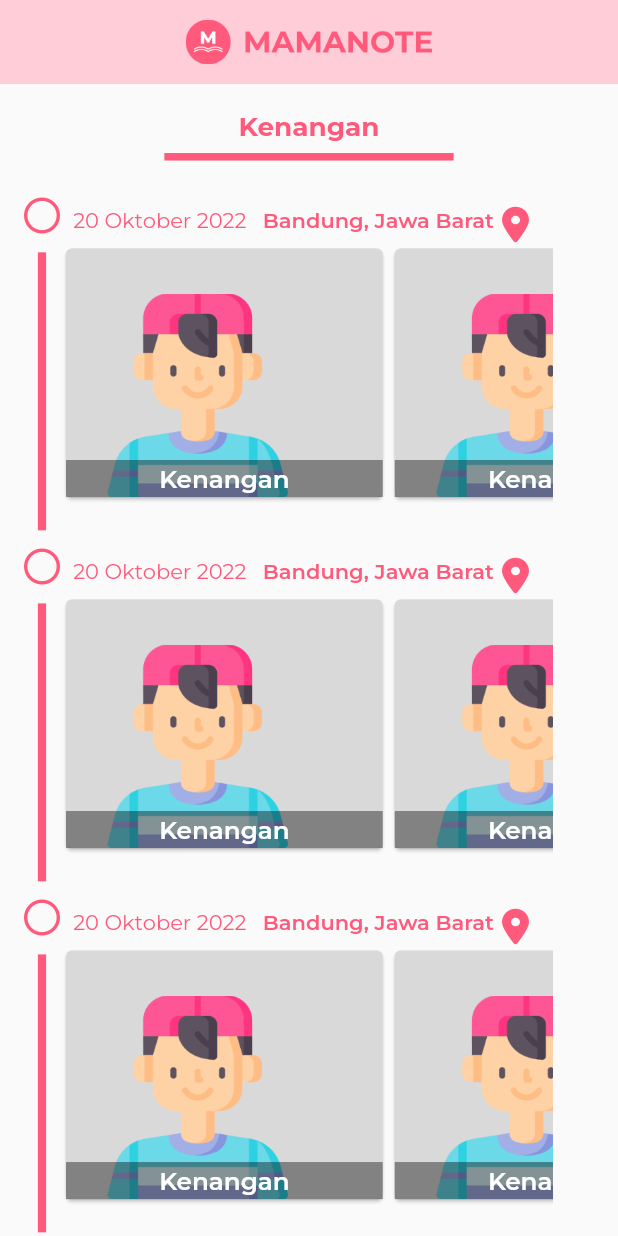
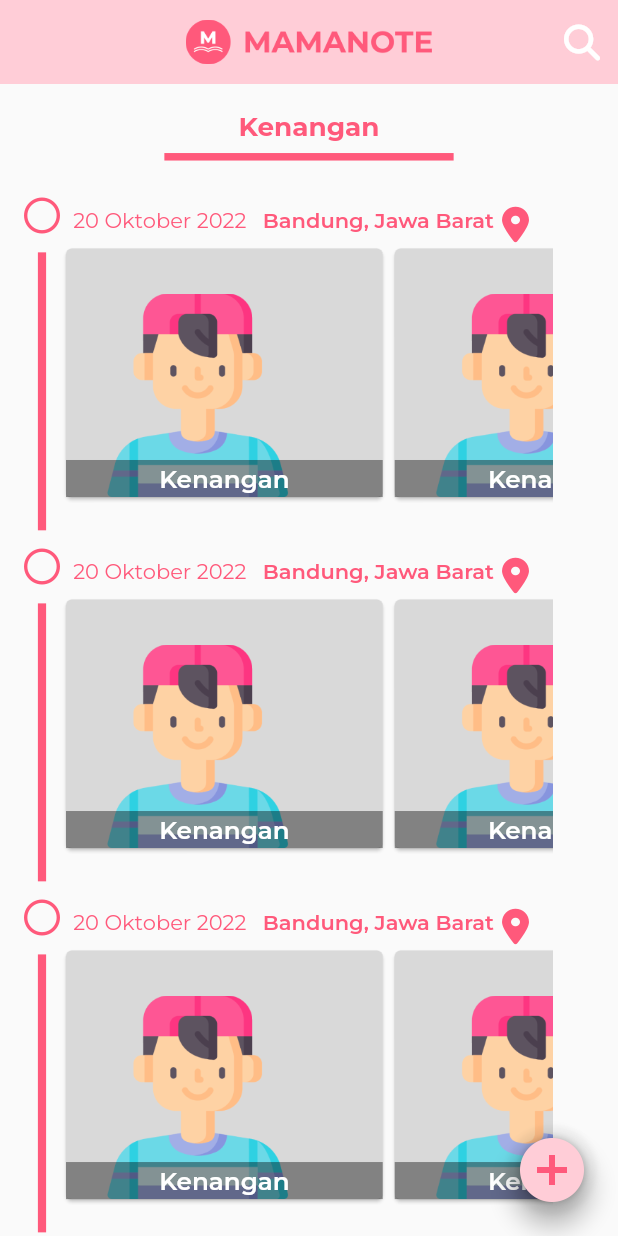
Before and after one commit to kfahmi77/mamanotes, a Flutter app: the KenanganView screen opened by its route, on a phone screen of 412 x 824 dp. Run offline on Flutter 3.47's test engine with Material 2 defaults, Android fonts, the phone set to English and light mode, and no system bars; our stand-ins replace cloud_firestore, firebase_auth, firebase_core, firebase_storage, flutter_screenutil, font_awesome_flutter and 4 more; accounts and stored records are empty.

Commit message:
refactoring gambar appbar dan juga membetulkan menu kenangan

```diff
--- /dev/null
+++ b/lib/app/data/common/widget/title_image_appbar.dart
@@ -0,0 +1,12 @@
+import 'package:flutter/material.dart';
+import 'package:flutter_screenutil/flutter_screenutil.dart';
+
+class BuildLogoWidget extends StatelessWidget {
+  const BuildLogoWidget({super.key});
+
+  @override
+  Widget build(BuildContext context) {
+    return Image.asset('assets/images/logo_mamanote.png',
+        fit: BoxFit.contain, width: 150.w);
+  }
+}
--- a/lib/app/modules/kenangan/views/kenangan_view.dart
+++ b/lib/app/modules/kenangan/views/kenangan_view.dart
@@ -4,81 +4,28 @@ import 'package:font_awesome_flutter/font_awesome_flutter.dart';
 
 import 'package:get/get.dart';
 import 'package:mamanotes/app/data/common/style.dart';
+import 'package:mamanotes/app/data/common/widget/title_image_appbar.dart';
 
 import '../controllers/kenangan_controller.dart';
 
-class MenuItem {
-  final String title;
-  final String date;
-  final String image;
-
-  MenuItem({required this.title, required this.date, required this.image});
-}
-
 class KenanganView extends GetView<KenanganController> {
   KenanganView({Key? key}) : super(key: key);
-  final List<MenuItem> menuItems = [
-    MenuItem(
-      title: 'Menu Item 1',
-      date: '27 April 2023',
-      image: 'assets/images/menu_item_1.png',
-    ),
-    MenuItem(
-      title: 'Menu Item 2',
-      date: '28 April 2023',
-      image: 'assets/images/menu_item_2.png',
-    ),
-    MenuItem(
-      title: 'Menu Item 3',
-      date: '29 April 2023',
-      image: 'assets/images/menu_item_3.png',
-    ),
-    MenuItem(
-      title: 'Menu Item 4',
-      date: '30 April 2023',
-      image: 'assets/images/menu_item_4.png',
-    ),
-    MenuItem(
-      title: 'Menu Item 5',
-      date: '1 Mei 2023',
-      image: 'assets/images/menu_item_5.png',
-    ),
-  ];
 
-  final List<Map<String, dynamic>> timelineData = [
-    {
-      'title': 'Pesanan Diterima',
-      'date': '25 Apr 2023',
-      'icon': Icons.check,
-      'color': Colors.green,
-    },
-    {
-      'title': 'Sedang Dikirim',
-      'date': '26 Apr 2023',
-      'icon': Icons.local_shipping,
-      'color': Colors.grey[400],
-    },
-    {
-      'title': 'Diterima',
-      'date': '27 Apr 2023',
-      'icon': Icons.home,
-      'color': Colors.grey[400],
-    },
-  ];
+  final _isSearchVisible = false.obs;
 
   @override
   Widget build(BuildContext context) {
+    Get.put(KenanganController(), permanent: true);
     return Scaffold(
       appBar: AppBar(
-          title: Image.asset(
-            "assets/images/logo_mamanote.png",
-            width: 150.w,
-            fit: BoxFit.cover,
-          ),
+        title: Obx(() => _isSearchVisible.value
+            ? _buildSearchField()
+            : const BuildLogoWidget()),
         automaticallyImplyLeading: false,
         backgroundColor: background,
         elevation: 0,
         centerTitle: true,
+        actions: _buildActions(),
       ),
       body: Column(
         children: [
@@ -102,9 +49,8 @@ class KenanganView extends GetView<KenanganController> {
                   itemBuilder: (BuildContext context, int index) {
                     return Row(
                       children: [
-                          Padding(
-                            padding: const EdgeInsetsDirectional.fromSTEB(
-                                16, 0, 0, 0),
+                        const Padding(
+                          padding: EdgeInsetsDirectional.fromSTEB(16, 0, 0, 0),
                         ),
                         Column(
                           mainAxisAlignment: MainAxisAlignment.spaceAround,
@@ -123,11 +69,19 @@ class KenanganView extends GetView<KenanganController> {
                             SizedBox(
                               height: 10.h,
                             ),
-                              Container(
+                            //ganti panjang data dari firebase
+                            index == 29
+                                ? Container(
+                                    height: 150.h,
+                                    width: 5.w,
+                                    decoration: const BoxDecoration(
+                                        color: Colors.transparent),
+                                  )
+                                : Container(
                                     height: 150.h,
                                     width: 5.w,
                                     decoration: BoxDecoration(color: red),
-                              ),
+                                  )
                           ],
                         ),
                         Expanded(
@@ -158,8 +112,7 @@ class KenanganView extends GetView<KenanganController> {
                                             fontWeight: semiBold),
                                       ),
                                       Padding(
-                                            padding:
-                                                EdgeInsets.only(right: 5.r)),
+                                          padding: EdgeInsets.only(right: 5.r)),
                                       FaIcon(
                                         FontAwesomeIcons.locationDot,
                                         color: red,
@@ -177,8 +130,7 @@ class KenanganView extends GetView<KenanganController> {
                                           child: ListView.builder(
                                             scrollDirection: Axis.horizontal,
                                             itemCount: 10,
-                                              itemBuilder:
-                                                  (BuildContext context,
+                                            itemBuilder: (BuildContext context,
                                                 int index) {
                                               return SizedBox(
                                                 width: 200.0.w,
@@ -204,14 +156,15 @@ class KenanganView extends GetView<KenanganController> {
                                                           width: 200.w,
                                                           height: 20.h,
                                                           color: black
-                                                                .withOpacity(
-                                                                    0.4),
+                                                              .withOpacity(0.4),
                                                           child: Center(
                                                             child: Text(
                                                               "Kenangan",
-                                                                style: redTextStyle.copyWith(
+                                                              style: redTextStyle
+                                                                  .copyWith(
                                                                       fontSize:
-                                                                        15.0.r,
+                                                                          15.0
+                                                                              .r,
                                                                       fontWeight:
                                                                           semiBold,
                                                                       color:
@@ -241,6 +194,53 @@ class KenanganView extends GetView<KenanganController> {
             ),
           ),
         ],
-        ));
+      ),
+      floatingActionButton: FloatingActionButton(
+        backgroundColor: Colors.transparent,
+        onPressed: () {},
+        child: Image.asset(
+          'assets/images/plus_icon.png',
+          width: 80.w,
+        ),
+      ),
+    );
+  }
+
+  List<Widget> _buildActions() {
+    return [
+      IconButton(
+        icon: FaIcon(_isSearchVisible.value
+            ? FontAwesomeIcons.x
+            : FontAwesomeIcons.magnifyingGlass),
+        onPressed: () {
+          _isSearchVisible.toggle();
+        },
+      ),
+    ];
+  }
+
+  Widget _buildSearchField() {
+    return Row(
+      children: [
+        Expanded(
+          child: TextField(
+            controller: controller.searchController,
+            decoration: const InputDecoration(
+              hintText: 'Cari',
+              border: InputBorder.none,
+            ),
+            onChanged: (value) {
+              controller.search(value);
+            },
+          ),
+        ),
+        IconButton(
+          icon: const Icon(Icons.clear),
+          onPressed: () {
+            controller.clearSearch();
+          },
+        ),
+      ],
+    );
   }
 }
--- a/lib/app/modules/profile/views/profile_view.dart
+++ b/lib/app/modules/profile/views/profile_view.dart
@@ -5,6 +5,7 @@ import 'package:flutter_screenutil/flutter_screenutil.dart';
 import 'package:font_awesome_flutter/font_awesome_flutter.dart';
 
 import 'package:get/get.dart';
+import 'package:mamanotes/app/data/common/widget/title_image_appbar.dart';
 import 'package:mamanotes/app/data/repository/auth.dart';
 import 'package:mamanotes/app/modules/signin/controllers/signin_controller.dart';
 import 'package:mamanotes/app/modules/tentang/bindings/tentang_binding.dart';
@@ -27,10 +28,7 @@ class ProfileView extends GetView<ProfileController> {
       appBar: AppBar(
         automaticallyImplyLeading: false,
         elevation: 0,
-        title: Image.asset(
-          'assets/images/logo_mamanote.png',
-          width: 150.w,
-        ),
+        title: const BuildLogoWidget(),
         backgroundColor: background,
         centerTitle: true,
       ),
```
Also changed, not shown: lib/app/modules/home/views/home_view.dart (+3 -7 lines), lib/app/modules/kenangan/controllers/kenangan_controller.dart (+12 -13 lines), assets/images/plus_icon.png (added). Lines whose indentation alone changed are shown as unchanged.
